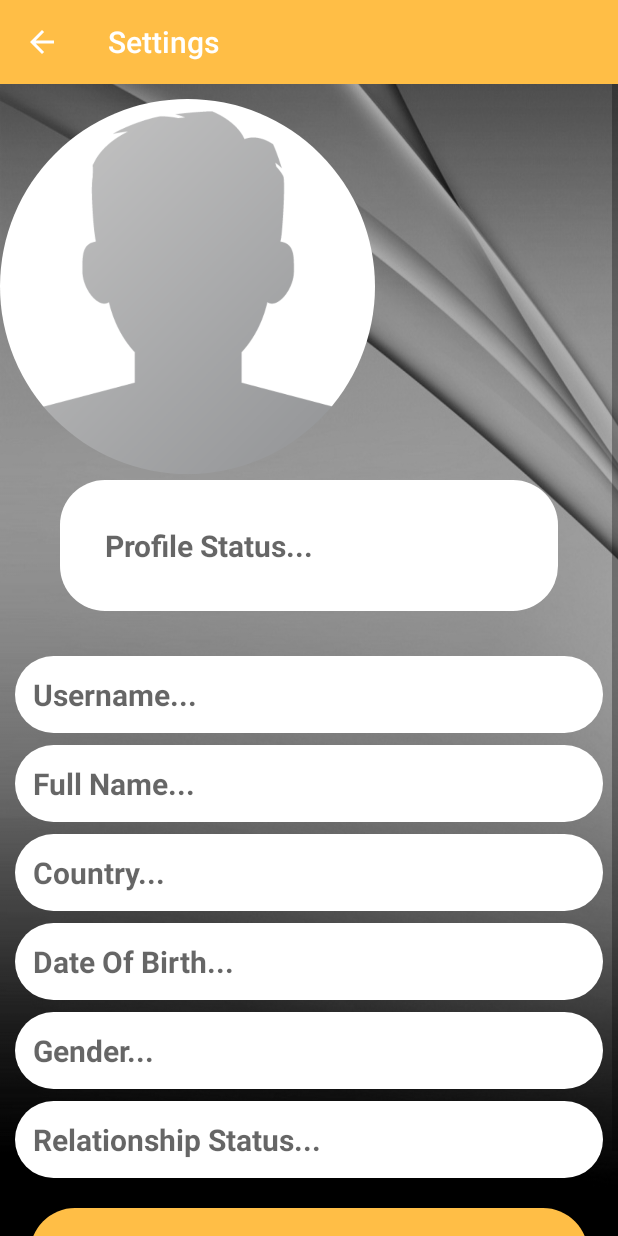
After one commit to KobyKJackson/Link, an Android app: the SettingsActivity screen opened directly, with no data from a screen before it, on a phone screen of 412 x 824 dp. The commit adds this screen. Run offline under Robolectric (Android 15) with nearby library versions, the phone set to English and light mode, and no system bars; our stand-ins replace CircleImageView, Firebase (no records; nobody signed in at launch, a user with empty details on screens opened directly), Picasso; libraries missing offline, so code that uses them is left out: com.theartofdev.edmodo; 8 statements that could not run were skipped.

Commit message:
After 33

```diff
--- a/app/src/main/AndroidManifest.xml
+++ b/app/src/main/AndroidManifest.xml
@@ -18,6 +18,9 @@
         android:roundIcon="@mipmap/ic_launcher_round"
         android:supportsRtl="true"
         android:theme="@style/AppTheme">
+        <activity android:name=".SettingsActivity"
+            android:parentActivityName=".MainActivity">
+        </activity>
         <activity android:name=".MainActivity" />
         <activity android:name=".RegisterActivity" />
         <activity android:name=".LogInActivity">
@@ -32,7 +35,7 @@
             android:name="com.theartofdev.edmodo.cropper.CropImageActivity"
             android:theme="@style/Base.Theme.AppCompat" /> <!-- optional (needed if default theme has no action bar) -->
         <activity android:name=".PostActivity" />
-        <activity android:name=".ClickPostActivity"></activity>
+        <activity android:name=".ClickPostActivity" />
     </application>
 
 </manifest>
--- /dev/null
+++ b/app/src/main/java/com/jackson/k/koby/link/SettingsActivity.java
@@ -0,0 +1,337 @@
+package com.jackson.k.koby.link;
+
+import android.app.ProgressDialog;
+import android.content.Intent;
+import android.net.Uri;
+import android.support.annotation.NonNull;
+import android.support.v7.app.AppCompatActivity;
+import android.os.Bundle;
+import android.support.v7.widget.Toolbar;
+import android.text.TextUtils;
+import android.view.View;
+import android.widget.Button;
+import android.widget.EditText;
+import android.widget.Toast;
+
+import com.google.android.gms.tasks.OnCompleteListener;
+import com.google.android.gms.tasks.Task;
+import com.google.firebase.analytics.FirebaseAnalytics;
+import com.google.firebase.auth.FirebaseAuth;
+import com.google.firebase.database.DataSnapshot;
+import com.google.firebase.database.DatabaseError;
+import com.google.firebase.database.DatabaseReference;
+import com.google.firebase.database.FirebaseDatabase;
+import com.google.firebase.database.ValueEventListener;
+import com.google.firebase.storage.FirebaseStorage;
+import com.google.firebase.storage.StorageReference;
+import com.google.firebase.storage.UploadTask;
+import com.squareup.picasso.Picasso;
+import com.theartofdev.edmodo.cropper.CropImage;
+import com.theartofdev.edmodo.cropper.CropImageView;
+
+import java.util.HashMap;
+
+import de.hdodenhof.circleimageview.CircleImageView;
+
+public class SettingsActivity extends AppCompatActivity
+{
+    private Toolbar mToolbar;
+    private EditText profileStatus, userName, fullName, country, dateOfBirth, relationshipStatus, gender;
+    private CircleImageView profilePicture;
+    private Button updateProfileButton;
+
+    private StorageReference UserProfilePictureImageReference;
+    private DatabaseReference SettingsUserRef;
+    private FirebaseAuth mAuth;
+
+    private String currentUserID;
+
+    private ProgressDialog loadingBar;
+
+    final static int galleryPic = 1;
+
+    @Override
+    protected void onCreate(Bundle savedInstanceState)
+    {
+        super.onCreate(savedInstanceState);
+        setContentView(R.layout.activity_settings);
+
+        mAuth = FirebaseAuth.getInstance();
+        currentUserID = mAuth.getCurrentUser().getUid();
+        SettingsUserRef = FirebaseDatabase.getInstance().getReference().child("Users").child(currentUserID);
+        UserProfilePictureImageReference = FirebaseStorage.getInstance().getReference().child("Profile Pictures");
+
+        mToolbar = findViewById(R.id.settings_toolbar);
+        setSupportActionBar(mToolbar);
+        getSupportActionBar().setTitle("Settings");
+        getSupportActionBar().setDisplayHomeAsUpEnabled(true);
+
+        profileStatus = findViewById(R.id.settings_status);
+        userName = findViewById(R.id.settings_userName);
+        fullName = findViewById(R.id.settings_fullName);
+        country = findViewById(R.id.settings_country);
+        dateOfBirth = findViewById(R.id.settings_dateOfBirth);
+        relationshipStatus = findViewById(R.id.settings_relationshipStatus);
+        gender = findViewById(R.id.settings_gender);
+        profilePicture = findViewById(R.id.settings_profileImage);
+        updateProfileButton = findViewById(R.id.settings_updateSettingsButton);
+
+        loadingBar = new ProgressDialog(this);
+
+        SettingsUserRef.addValueEventListener(new ValueEventListener() //TODO: when user clicks outside keyboard it closes.
+        {
+            @Override
+            public void onDataChange(DataSnapshot dataSnapshot)
+            {
+                String myProfileImage = dataSnapshot.child("profilePicture").getValue().toString();
+                String myUserName = dataSnapshot.child("userName").getValue().toString();
+                String myFullName = dataSnapshot.child("fullName").getValue().toString();
+                String myProfileStatus = dataSnapshot.child("status").getValue().toString();
+                String myCountry = dataSnapshot.child("country").getValue().toString();
+                String myGender = dataSnapshot.child("gender").getValue().toString();
+                String myDateOfBirth = dataSnapshot.child("DOB").getValue().toString();
+                String myRelationshipStatus = dataSnapshot.child("relationshipStatus").getValue().toString();
+
+                Picasso.with(SettingsActivity.this).load(myProfileImage).placeholder(R.drawable.profile).into(profilePicture);
+                userName.setText(myUserName);
+                fullName.setText(myFullName);
+                profileStatus.setText(myProfileStatus);
+                country.setText(myCountry);
+                gender.setText(myGender);
+                dateOfBirth.setText(myDateOfBirth);
+                relationshipStatus.setText(myRelationshipStatus);
+            }
+
+            @Override
+            public void onCancelled(DatabaseError databaseError)
+            {
+
+            }
+        });
+
+        updateProfileButton.setOnClickListener(new View.OnClickListener()
+        {
+            @Override
+            public void onClick(View view)
+            {
+                if(validateForm())
+                {
+                    updateSettingsInDatabase();
+                }
+            }
+        });
+
+        profilePicture.setOnClickListener(new View.OnClickListener() {
+            @Override
+            public void onClick(View view)
+            {
+                Intent galleryIntent = new Intent();
+                galleryIntent.setAction(Intent.ACTION_GET_CONTENT);
+                galleryIntent.setType("image/*");
+                startActivityForResult(galleryIntent, galleryPic);
+            }
+        });
+    }
+
+    private boolean validateForm()
+    {
+        //TODO: Check all other usernames to see of it is already taken
+        boolean result = true;
+        if (TextUtils.isEmpty(profileStatus.getText().toString()))
+        {
+            profileStatus.setError("Required");
+            result = false;
+        }
+        else
+        {
+            profileStatus.setError(null);
+        }
+
+        if (TextUtils.isEmpty(userName.getText().toString()))
+        {
+            userName.setError("Required");
+            result = false;
+        }
+        else
+        {
+            userName.setError(null);
+        }
+
+        if (TextUtils.isEmpty(fullName.getText().toString()))
+        {
+            fullName.setError("Required");
+            result = false;
+        }
+        else
+        {
+            fullName.setError(null);
+        }
+
+        if (TextUtils.isEmpty(country.getText().toString()))
+        {
+            country.setError("Required");
+            result = false;
+        }
+        else
+        {
+            country.setError(null);
+        }
+
+        if (TextUtils.isEmpty(dateOfBirth.getText().toString()))
+        {
+            dateOfBirth.setError("Required");
+            result = false;
+        }
+        else
+        {
+            dateOfBirth.setError(null);
+        }
+        if (TextUtils.isEmpty(relationshipStatus.getText().toString()))
+        {
+            relationshipStatus.setError("Required");
+            result = false;
+        }
+        else
+        {
+            relationshipStatus.setError(null);
+        }
+        if (TextUtils.isEmpty(gender.getText().toString()))
+        {
+            gender.setError("Required");
+            result = false;
+        }
+        else
+        {
+            gender.setError(null);
+        }
+
+        return result;
+    }
+
+    private void updateSettingsInDatabase()
+    {
+        String lProfileStatus = profileStatus.getText().toString();
+        String lUserName = userName.getText().toString();
+        String lFullName = fullName.getText().toString();
+        String lCountry = country.getText().toString();
+        String lDateOfBirth = dateOfBirth.getText().toString();
+        String lRelationshipStatus = relationshipStatus.getText().toString();
+        String lGender = gender.getText().toString();
+
+        HashMap userMap = new HashMap();
+            userMap.put("status", lProfileStatus);
+            userMap.put("userName", lUserName);
+            userMap.put("fullName", lFullName);
+            userMap.put("country", lCountry);
+            userMap.put("DOB", lDateOfBirth);
+            userMap.put("relationshipStatus", lRelationshipStatus);
+            userMap.put("gender", lGender);
+
+        SettingsUserRef.updateChildren(userMap).addOnCompleteListener(new OnCompleteListener()
+        {
+            public void onComplete(@NonNull Task task)
+            {
+                if (task.isSuccessful())
+                {
+                    SendUserToMainActivity();
+                    Toast.makeText(SettingsActivity.this, "Updating profile settings...", Toast.LENGTH_SHORT).show();
+                    loadingBar.dismiss();
+                }
+                else
+                {
+                    String message = task.getException().getMessage();
+                    Toast.makeText(SettingsActivity.this, "Error: " + message, Toast.LENGTH_SHORT).show();
+                    loadingBar.dismiss();
+                }
+            }
+        });
+    }
+    private void SendUserToMainActivity()
+    {
+        Intent mainIntent = new Intent(SettingsActivity.this, MainActivity.class);
+        mainIntent.addFlags(Intent.FLAG_ACTIVITY_NEW_TASK | Intent.FLAG_ACTIVITY_CLEAR_TASK);
+        startActivity(mainIntent);//, ActivityOptions.makeSceneTransitionAnimation(this).toBundle()); //TODO: Make transitions between activities smoother with animations.
+        finish();
+    }
+
+    @Override
+    protected void onActivityResult(int requestCode, int resultCode, Intent data)
+    {
+        super.onActivityResult(requestCode, resultCode, data);
+
+        if(requestCode==galleryPic && resultCode==RESULT_OK && data!=null)
+        {
+            Uri ImageUri = data.getData();
+
+            CropImage.activity(ImageUri)
+                    .setGuidelines(CropImageView.Guidelines.ON)
+                    .setAspectRatio(1, 1)
+                    .start(this);
+        }
+
+        if(requestCode==CropImage.CROP_IMAGE_ACTIVITY_REQUEST_CODE)
+        {
+            CropImage.ActivityResult result = CropImage.getActivityResult(data);
+
+            if (resultCode == RESULT_OK)
+            {
+                loadingBar.setTitle("Saving Profile Picture");
+                loadingBar.setMessage("Please wait, saving your profile picture...");
+                loadingBar.setCanceledOnTouchOutside(true);
+                loadingBar.show();
+
+                Uri resultUri = result.getUri();
+
+                StorageReference filePath = UserProfilePictureImageReference.child(currentUserID+".jpg");
+
+                filePath.putFile(resultUri).addOnCompleteListener(new OnCompleteListener<UploadTask.TaskSnapshot>()
+                {
+                    @Override
+                    public void onComplete(@NonNull Task<UploadTask.TaskSnapshot> task)
+                    {
+                        if(task.isSuccessful())
+                        {
+                            Toast.makeText(SettingsActivity.this, "Profile picture stored successfully...", Toast.LENGTH_SHORT).show();
+                            final String downloagURL = task.getResult().getDownloadUrl().toString();
+
+                            //TODO: this should also be part of the user class
+                            SettingsUserRef.child("profilePicture").setValue(downloagURL)
+                                    .addOnCompleteListener(new OnCompleteListener<Void>()
+                                    {
+                                        @Override
+                                        public void onComplete(@NonNull Task<Void> task)
+                                        {
+                                            if(task.isSuccessful())
+                                            {
+                                                Intent selfIntent = new Intent(SettingsActivity.this, SettingsActivity.class);
+                                                startActivity(selfIntent);
+
+                                                Toast.makeText(SettingsActivity.this, "Profile picture updated successfully...", Toast.LENGTH_SHORT).show();
+                                            }
+                                            else
+                                            {
+                                                String message = task.getException().getMessage();
+                                                Toast.makeText(SettingsActivity.this, "Error: " + message, Toast.LENGTH_SHORT).show();
+                                            }
+                                        }
+                                    });
+
+                            loadingBar.dismiss();
+                        }
+                        else
+                        {
+                            String message = task.getException().getMessage();
+                            Toast.makeText(SettingsActivity.this, "Error: " + message, Toast.LENGTH_SHORT).show();
+                            loadingBar.dismiss();
+                        }
+                    }
+                });
+            }
+            else
+            {
+                Toast.makeText(this, "Error: Image could not be cropped. Try again." , Toast.LENGTH_SHORT).show();
+                loadingBar.dismiss();
+            }
+        }
+    }
+}
--- a/app/src/main/java/com/jackson/k/koby/link/SetupActivity.java
+++ b/app/src/main/java/com/jackson/k/koby/link/SetupActivity.java
@@ -136,8 +136,8 @@ public class SetupActivity extends AppCompatActivity
             {
                 loadingBar.setTitle("Saving Profile Picture");
                 loadingBar.setMessage("Please wait, saving your profile picture...");
+                loadingBar.setCanceledOnTouchOutside(true);
                 loadingBar.show();
-                loadingBar.setCanceledOnTouchOutside(true);
 
                 Uri resultUri = result.getUri();
 
--- /dev/null
+++ b/app/src/main/res/layout/activity_settings.xml
@@ -0,0 +1,165 @@
+<?xml version="1.0" encoding="utf-8"?>
+<RelativeLayout xmlns:android="http://schemas.android.com/apk/res/android"
+    xmlns:app="http://schemas.android.com/apk/res-auto"
+    xmlns:tools="http://schemas.android.com/tools"
+    android:layout_width="match_parent"
+    android:layout_height="match_parent"
+    android:background="@drawable/register"
+    tools:context=".SettingsActivity">
+
+    <include android:id="@+id/settings_toolbar"
+        layout="@layout/app_bar_layout">
+
+    </include>
+
+    <ScrollView
+        android:layout_width="match_parent"
+        android:layout_height="match_parent"
+        android:layout_alignParentStart="true"
+        android:layout_below="@+id/settings_toolbar">
+
+        <RelativeLayout
+            android:layout_width="match_parent"
+            android:layout_height="wrap_content">
+
+            <de.hdodenhof.circleimageview.CircleImageView
+                android:id="@+id/settings_profileImage"
+                android:layout_width="250dp"
+                android:layout_height="250dp"
+                android:layout_alignParentStart="true"
+                android:layout_alignParentTop="true"
+                android:layout_centerHorizontal="true"
+                android:layout_marginTop="10dp"
+                android:src="@drawable/profile">
+            </de.hdodenhof.circleimageview.CircleImageView>
+
+            <EditText
+                android:id="@+id/settings_status"
+                android:layout_width="match_parent"
+                android:layout_height="wrap_content"
+                android:layout_below="@+id/settings_profileImage"
+                android:layout_marginStart="40dp"
+                android:layout_marginEnd="40dp"
+                android:layout_marginTop="4dp"
+                android:background="@drawable/inputs"
+                android:hint="Profile Status..."
+                android:padding="30dp"
+                android:textColor="@android:color/background_dark"
+                android:textSize="20sp"
+                android:textStyle="bold">
+            </EditText>
+
+            <EditText
+                android:id="@+id/settings_userName"
+                android:layout_width="match_parent"
+                android:layout_height="wrap_content"
+                android:layout_below="@+id/settings_status"
+                android:layout_marginStart="10dp"
+                android:layout_marginEnd="10dp"
+                android:layout_marginTop="30dp"
+                android:background="@drawable/inputs"
+                android:hint="Username..."
+                android:padding="12dp"
+                android:textColor="@android:color/background_dark"
+                android:textSize="20sp"
+                android:textStyle="bold">
+            </EditText>
+
+            <EditText
+                android:id="@+id/settings_fullName"
+                android:layout_width="match_parent"
+                android:layout_height="wrap_content"
+                android:layout_below="@+id/settings_userName"
+                android:layout_marginStart="10dp"
+                android:layout_marginEnd="10dp"
+                android:layout_marginTop="8dp"
+                android:background="@drawable/inputs"
+                android:hint="Full Name..."
+                android:padding="12dp"
+                android:textColor="@android:color/background_dark"
+                android:textSize="20sp"
+                android:textStyle="bold">
+            </EditText>
+
+            <EditText
+                android:id="@+id/settings_country"
+                android:layout_width="match_parent"
+                android:layout_height="wrap_content"
+                android:layout_below="@+id/settings_fullName"
+                android:layout_marginStart="10dp"
+                android:layout_marginEnd="10dp"
+                android:layout_marginTop="8dp"
+                android:background="@drawable/inputs"
+                android:hint="Country..."
+                android:padding="12dp"
+                android:textColor="@android:color/background_dark"
+                android:textSize="20sp"
+                android:textStyle="bold">
+            </EditText>
+
+            <EditText
+                android:id="@+id/settings_dateOfBirth"
+                android:layout_width="match_parent"
+                android:layout_height="wrap_content"
+                android:layout_below="@+id/settings_country"
+                android:layout_marginStart="10dp"
+                android:layout_marginEnd="10dp"
+                android:layout_marginTop="8dp"
+                android:background="@drawable/inputs"
+                android:hint="Date Of Birth..."
+                android:padding="12dp"
+                android:textColor="@android:color/background_dark"
+                android:textSize="20sp"
+                android:textStyle="bold">
+            </EditText>
+
+            <EditText
+                android:id="@+id/settings_gender"
+                android:layout_width="match_parent"
+                android:layout_height="wrap_content"
+                android:layout_below="@+id/settings_dateOfBirth"
+                android:layout_marginStart="10dp"
+                android:layout_marginEnd="10dp"
+                android:layout_marginTop="8dp"
+                android:background="@drawable/inputs"
+                android:hint="Gender..."
+                android:padding="12dp"
+                android:textColor="@android:color/background_dark"
+                android:textSize="20sp"
+                android:textStyle="bold">
+            </EditText>
+
+            <EditText
+                android:id="@+id/settings_relationshipStatus"
+                android:layout_width="match_parent"
+                android:layout_height="wrap_content"
+                android:layout_below="@+id/settings_gender"
+                android:layout_marginStart="10dp"
+                android:layout_marginEnd="10dp"
+                android:layout_marginTop="8dp"
+                android:background="@drawable/inputs"
+                android:hint="Relationship Status..."
+                android:padding="12dp"
+                android:textColor="@android:color/background_dark"
+                android:textSize="20sp"
+                android:textStyle="bold">
+            </EditText>
+
+            <Button
+                android:id="@+id/settings_updateSettingsButton"
+                android:layout_width="match_parent"
+                android:layout_height="60dp"
+                android:layout_below="@+id/settings_relationshipStatus"
+                android:text="Update Account"
+                android:layout_margin="20dp"
+                android:background="@drawable/button"
+                android:textColor="@android:color/background_dark"
+                android:textSize="20sp"
+                android:textStyle="bold">
+
+            </Button>
+
+        </RelativeLayout>
+    </ScrollView>
+
+</RelativeLayout>
--- a/build.gradle
+++ b/build.gradle
@@ -7,7 +7,7 @@ buildscript {
         jcenter()
     }
     dependencies {
-        classpath 'com.android.tools.build:gradle:3.2.1'
+        classpath 'com.android.tools.build:gradle:3.3.0'
         classpath 'com.google.gms:google-services:4.0.1'
 
         // NOTE: Do not place your application dependencies here; they belong
```
Also changed, not shown: app/src/main/java/com/jackson/k/koby/link/MainActivity.java (+7 -0 lines), gradle/wrapper/gradle-wrapper.properties.
